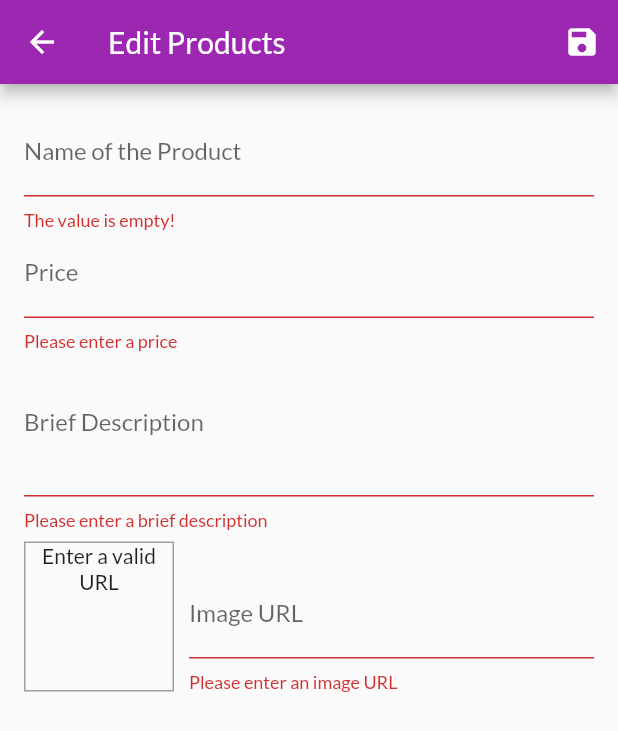
After one commit to Kushalrock/amazine, a Flutter app: the EditProductScreen screen opened by its route, after a tap on the "save" icon, on a phone screen of 412 x 824 dp. The commit adds this screen. Shown: the top 731 px of the screen. Run offline on Flutter 3.47's test engine with Material 2 defaults, Android fonts, the phone set to English and light mode, and no system bars; network calls fail.

Commit message:
Adding new products functionality

```diff
--- a/lib/main.dart
+++ b/lib/main.dart
@@ -9,6 +9,7 @@
 import './screens/cart_screen.dart';
 import './screens/orders_screen.dart';
 import './screens/user_products_screen.dart';
+import './screens/edit_product_screen.dart';
 
 // Provider Imports
 import './providers/products.dart';
@@ -45,6 +46,7 @@
           CartScreen.routeName: (ctx) => CartScreen(),
           OrdersScreen.routeName: (ctx) => OrdersScreen(),
           UserProductsScreen.routeName: (ctx) => UserProductsScreen(),
+          EditProductScreen.routeName: (ctx) => EditProductScreen(),
         },
       ),
     );
--- a/lib/providers/products.dart
+++ b/lib/providers/products.dart
@@ -51,7 +51,15 @@
     return _items.firstWhere((element) => element.id == id);
   }
 
-  void addProduct() {
+  void addProduct(Product product) {
+    final newProduct = Product(
+      title: product.title,
+      description: product.description,
+      imageUrl: product.imageUrl,
+      price: product.price,
+      id: DateTime.now().toString(),
+    );
+    _items.add(newProduct);
     notifyListeners();
   }
 }
--- /dev/null
+++ b/lib/screens/edit_product_screen.dart
@@ -0,0 +1,227 @@
+import 'package:flutter/material.dart';
+
+// Third party pacakges imports
+import 'package:provider/provider.dart';
+
+// Providers Imports
+import '../providers/product.dart';
+import '../providers/products.dart';
+
+class EditProductScreen extends StatefulWidget {
+  static const routeName = '/edit-product';
+  @override
+  _EditProductScreenState createState() => _EditProductScreenState();
+}
+
+class _EditProductScreenState extends State<EditProductScreen> {
+  final _priceFocusNode = FocusNode();
+  final _descriptionFocusNode = FocusNode();
+  final _imageUrlController = TextEditingController();
+  final _imageUrlFocusNode = FocusNode();
+  final _form = GlobalKey<FormState>();
+  var _editedProduct = Product(
+    id: null,
+    title: '',
+    description: '',
+    price: 0,
+    imageUrl: '',
+  );
+
+  @override
+  void initState() {
+    _imageUrlFocusNode.addListener(_updateImageUrl);
+    super.initState();
+  }
+
+  void _updateImageUrl() {
+    if (_imageUrlController.text.isEmpty) {
+      return;
+    }
+    if (!_imageUrlController.text.startsWith('http') &&
+        !_imageUrlController.text.startsWith('https')) {
+      return;
+    }
+    if (!_imageUrlFocusNode.hasFocus) {
+      setState(() {});
+    }
+  }
+
+  void _saveForm() {
+    final isValid = _form.currentState.validate();
+    if (!isValid) {
+      return;
+    }
+    _form.currentState.save();
+    Provider.of<Products>(context, listen: false).addProduct(_editedProduct);
+    Navigator.of(context).pop();
+  }
+
+  @override
+  void dispose() {
+    _imageUrlFocusNode.removeListener(_updateImageUrl);
+    _priceFocusNode.dispose();
+    _descriptionFocusNode.dispose();
+    _imageUrlController.dispose();
+    _imageUrlFocusNode.dispose();
+    super.dispose();
+  }
+
+  @override
+  Widget build(BuildContext context) {
+    return Scaffold(
+      appBar: AppBar(
+        title: Text('Edit Products'),
+        actions: [
+          IconButton(
+              onPressed: () {
+                _saveForm();
+              },
+              icon: Icon(Icons.save)),
+        ],
+      ),
+      body: Padding(
+        padding: const EdgeInsets.all(16.0),
+        child: Form(
+          key: _form,
+          child: SingleChildScrollView(
+            child: Column(
+              children: [
+                TextFormField(
+                  decoration: InputDecoration(labelText: 'Name of the Product'),
+                  textInputAction: TextInputAction.next,
+                  onFieldSubmitted: (_) {
+                    FocusScope.of(context).requestFocus(_priceFocusNode);
+                  },
+                  validator: (value) {
+                    if (value.isEmpty) {
+                      return 'The value is empty!';
+                    }
+                    return null;
+                  },
+                  onSaved: (newValue) {
+                    _editedProduct = Product(
+                      title: newValue,
+                      price: _editedProduct.price,
+                      description: _editedProduct.description,
+                      imageUrl: _editedProduct.imageUrl,
+                      id: null,
+                    );
+                  },
+                ),
+                TextFormField(
+                  decoration: InputDecoration(labelText: 'Price'),
+                  textInputAction: TextInputAction.next,
+                  keyboardType: TextInputType.number,
+                  focusNode: _priceFocusNode,
+                  onFieldSubmitted: (_) {
+                    FocusScope.of(context).requestFocus(_descriptionFocusNode);
+                  },
+                  validator: (value) {
+                    if (value.isEmpty) {
+                      return "Please enter a price";
+                    }
+                    if (double.tryParse(value) == null) {
+                      return "Please enter a valid number";
+                    }
+                    if (double.parse(value) < 0) {
+                      return "Please enter non-negative values";
+                    }
+                    return null;
+                  },
+                  onSaved: (newValue) {
+                    _editedProduct = Product(
+                      title: _editedProduct.title,
+                      price: double.parse(newValue),
+                      description: _editedProduct.description,
+                      imageUrl: _editedProduct.imageUrl,
+                      id: null,
+                    );
+                  },
+                ),
+                TextFormField(
+                  decoration: InputDecoration(labelText: 'Brief Description'),
+                  maxLines: 3,
+                  keyboardType: TextInputType.multiline,
+                  focusNode: _descriptionFocusNode,
+                  validator: (value) {
+                    if (value.isEmpty) {
+                      return "Please enter a brief description";
+                    }
+                    return null;
+                  },
+                  onSaved: (newValue) {
+                    _editedProduct = Product(
+                      title: _editedProduct.title,
+                      price: _editedProduct.price,
+                      description: newValue,
+                      imageUrl: _editedProduct.imageUrl,
+                      id: null,
+                    );
+                  },
+                ),
+                Row(
+                  crossAxisAlignment: CrossAxisAlignment.end,
+                  children: [
+                    Container(
+                      width: 100,
+                      height: 100,
+                      margin: EdgeInsets.only(top: 8, right: 10),
+                      decoration: BoxDecoration(
+                        border: Border.all(
+                          width: 1,
+                          color: Colors.grey,
+                        ),
+                      ),
+                      child: _imageUrlController.text.isEmpty
+                          ? Text(
+                              'Enter a valid URL',
+                              textAlign: TextAlign.center,
+                            )
+                          : FittedBox(
+                              child: Image.network(
+                                _imageUrlController.text,
+                                fit: BoxFit.cover,
+                              ),
+                            ),
+                    ),
+                    Expanded(
+                      child: TextFormField(
+                        decoration: InputDecoration(labelText: 'Image URL'),
+                        keyboardType: TextInputType.url,
+                        textInputAction: TextInputAction.done,
+                        controller: _imageUrlController,
+                        focusNode: _imageUrlFocusNode,
+                        onFieldSubmitted: (_) {
+                          _saveForm();
+                        },
+                        validator: (value) {
+                          if (value.isEmpty) {
+                            return "Please enter an image URL";
+                          }
+                          if (!value.startsWith('http') &&
+                              !value.startsWith('https')) {
+                            return "Please enter a valid URL";
+                          }
+                          return null;
+                        },
+                        onSaved: (newValue) {
+                          _editedProduct = Product(
+                            title: _editedProduct.title,
+                            price: _editedProduct.price,
+                            description: _editedProduct.description,
+                            imageUrl: newValue,
+                            id: null,
+                          );
+                        },
+                      ),
+                    ),
+                  ],
+                ),
+              ],
+            ),
+          ),
+        ),
+      ),
+    );
+  }
+}
--- a/lib/screens/user_products_screen.dart
+++ b/lib/screens/user_products_screen.dart
@@ -5,6 +5,9 @@
 
 // Providers imports
 import '../providers/products.dart';
+
+// SCreens Imports
+import '../screens/edit_product_screen.dart';
 
 // Widgets Imports
 import '../widgets/user_product_item.dart';
@@ -21,7 +24,9 @@
         title: const Text('Your Products'),
         actions: [
           IconButton(
-            onPressed: () {},
+            onPressed: () {
+              Navigator.of(context).pushNamed(EditProductScreen.routeName);
+            },
             icon: const Icon(Icons.add),
           ),
         ],
```
